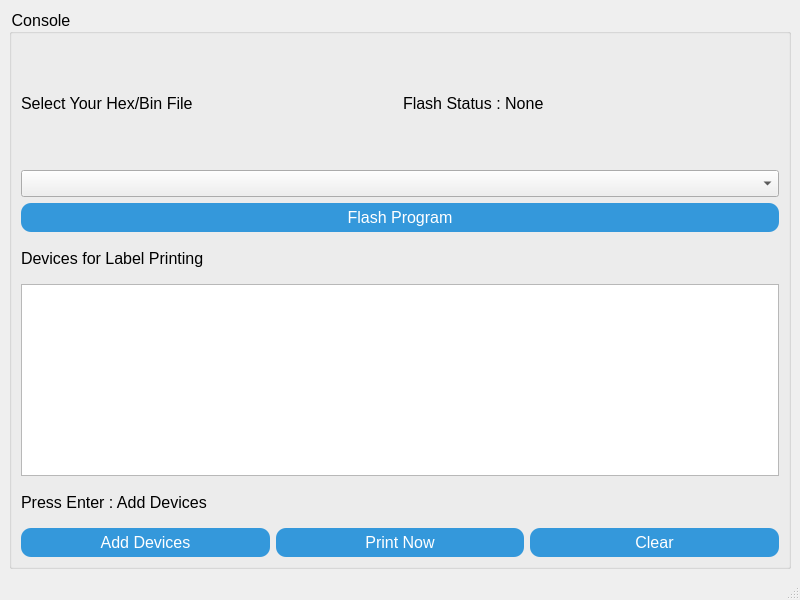
Qt form gui.ui (kilescg/LabelGenerator) before a commit.
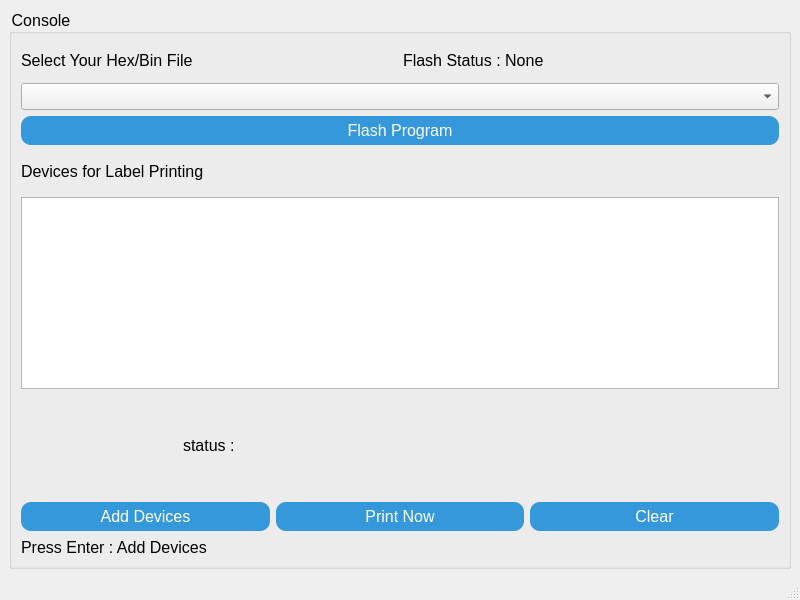
The same form after that commit.

Commit message: add mac status

Patch:
```diff
--- a/gui.ui
+++ b/gui.ui
@@ -99,20 +99,22 @@
         </widget>
        </item>
        <item>
-        <widget class="QLabel" name="hotKeyLabel">
-         <property name="maximumSize">
-          <size>
-           <width>16777215</width>
-           <height>40</height>
-          </size>
-         </property>
-         <property name="styleSheet">
-          <string notr="true"/>
-         </property>
+        <layout class="QHBoxLayout" name="horizontalLayout_3">
+         <item alignment="Qt::AlignHCenter">
+          <widget class="QLabel" name="statusLabel">
+           <property name="text">
+            <string>status :</string>
+           </property>
+          </widget>
+         </item>
+         <item>
+          <widget class="QLabel" name="addDeviceStatusLabel">
          <property name="text">
-          <string>Press Enter : Add Devices</string>
-         </property>
-        </widget>
+            <string/>
+           </property>
+          </widget>
+         </item>
+        </layout>
        </item>
        <item>
         <layout class="QHBoxLayout" name="horizontalLayout_5">
@@ -193,6 +195,28 @@
          </item>
         </layout>
        </item>
+       <item>
+        <widget class="QLabel" name="hotKeyLabel">
+         <property name="sizePolicy">
+          <sizepolicy hsizetype="Preferred" vsizetype="Maximum">
+           <horstretch>0</horstretch>
+           <verstretch>0</verstretch>
+          </sizepolicy>
+         </property>
+         <property name="maximumSize">
+          <size>
+           <width>16777215</width>
+           <height>20</height>
+          </size>
+         </property>
+         <property name="styleSheet">
+          <string notr="true"/>
+         </property>
+         <property name="text">
+          <string>Press Enter : Add Devices</string>
+         </property>
+        </widget>
+       </item>
       </layout>
      </widget>
     </item>
```
Lines whose indentation alone changed are shown as unchanged. The commit also changes 2 other files.
